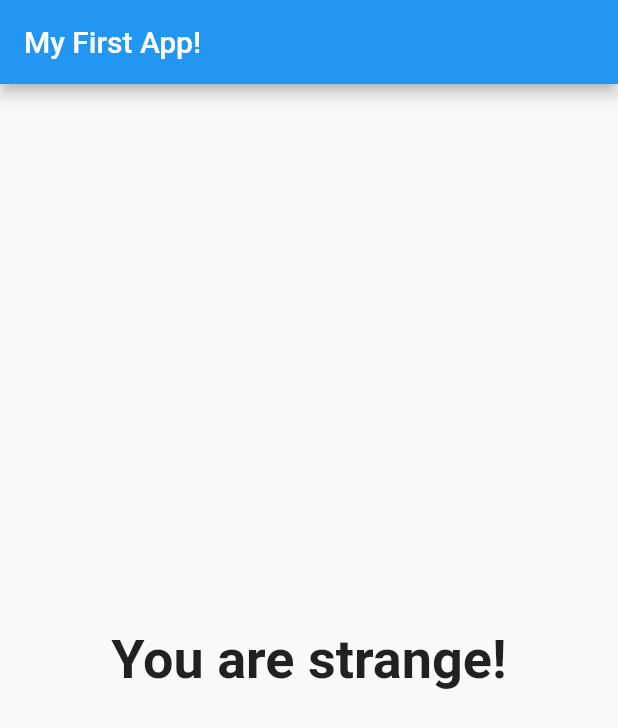
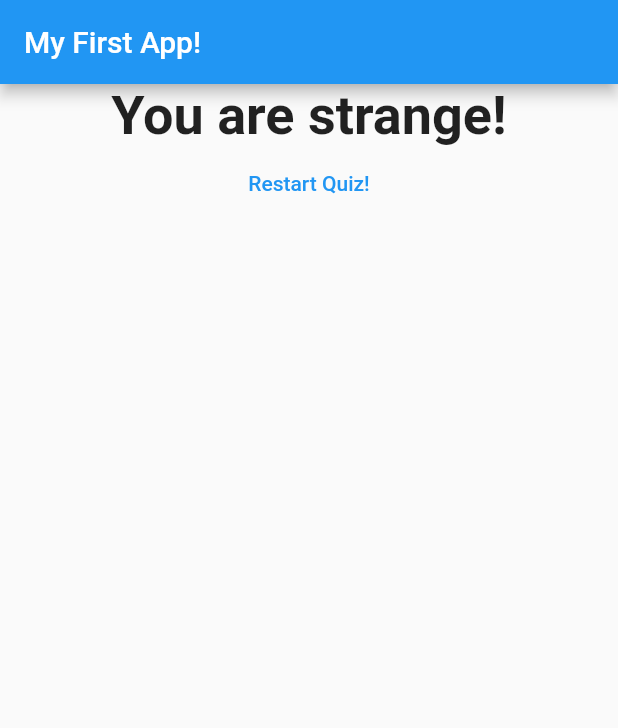
Before and after one commit to akhilvp07/flutter_quiz_app, a Flutter app: the screen it shows after launch, after a tap on "Red", after a tap on "Tiger", after a tap on "Pizza", on a phone screen of 412 x 824 dp. Shown: the top 728 px of the screen. Run offline on Flutter 3.47's test engine with Material 2 defaults, Android fonts, the phone set to English and light mode, and no system bars.

Commit message:
Added quiz restart Added a flat button to restart the quiz.

```diff
--- a/lib/main.dart
+++ b/lib/main.dart
@@ -86,6 +86,13 @@ class _MyAppState extends State<MyApp> {
   var _questionIndex = 0;
   var _totalScore = 0;
 
+  void _resetQuiz() {
+    setState(() {
+      _questionIndex = 0;
+      _totalScore = 0;
+    });
+  }
+
   void _answerQuestion(int score) {
     _totalScore += score;
     setState(() {
@@ -105,7 +112,7 @@ class _MyAppState extends State<MyApp> {
               questionIndex: _questionIndex,
               questions: _questions,
             )
-          : Result(_totalScore),
+          : Result(_totalScore, _resetQuiz,)
     );
     return MaterialApp(
       home: scaffold,
--- a/lib/result.dart
+++ b/lib/result.dart
@@ -2,8 +2,9 @@ import 'package:flutter/material.dart';
 
 class Result extends StatelessWidget {
   final int totalScore;
+  final Function resetQuiz;
 
-  Result(this.totalScore);
+  Result(this.totalScore, this.resetQuiz);
 
   String get resultPhrase {
     String phrase;
@@ -23,7 +24,9 @@ class Result extends StatelessWidget {
   @override
   Widget build(BuildContext context) {
     return Center(
-        child: Text(
+      child: Column(
+        children: [
+          Text(
             resultPhrase,
             style: TextStyle(
               fontSize: 36,
@@ -31,6 +34,14 @@ class Result extends StatelessWidget {
               fontWeight: FontWeight.bold,
             ),
             textAlign: TextAlign.center,
-    ));
+          ),
+          FlatButton(
+            onPressed: resetQuiz,
+            child: Text('Restart Quiz!'),
+            textColor: Colors.blue,
+          ),
+        ],
+      ),
+    );
   }
 }
```
Lines whose indentation alone changed are shown as unchanged.
